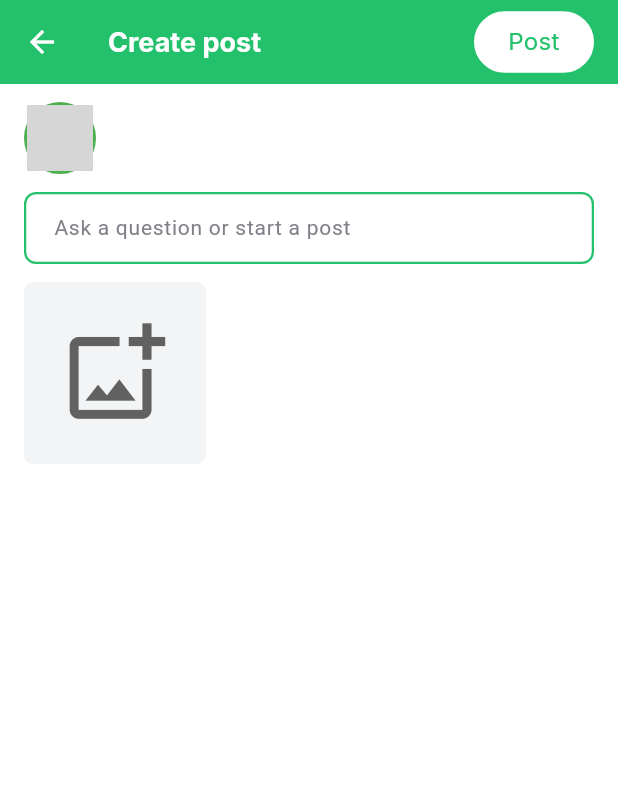
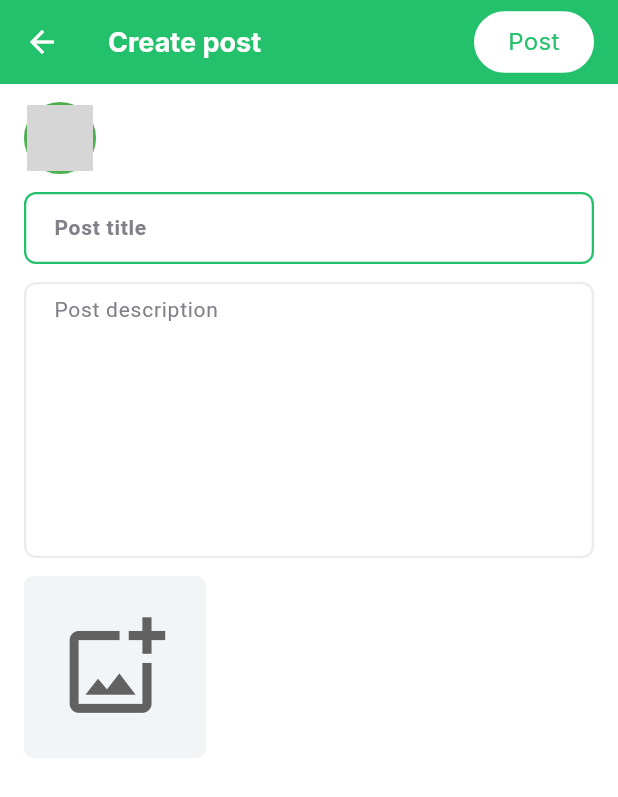
Before and after one commit to MinhNhatQA15101910/se121.badcourt, a Flutter app: the CreatePostScreen screen opened by its route, on a phone screen of 412 x 824 dp. Shown: the top 797 px of the screen. Run offline on Flutter 3.47's test engine with Material 3 defaults, Android fonts, the phone set to English and light mode, and no system bars; our stand-ins replace carousel_slider, dotted_line, email_validator, file_picker, flutter_dotenv, flutter_rating_bar and 10 more; missing offline and left inert: cloudinary_public, flutter_icon_snackbar, vietmap_flutter_gl; accounts and stored records are empty; network calls fail; grey boxes are pictures that could not be loaded.

Commit message:
Update post

```diff
--- a/frontend/lib/constants/global_variables.dart
+++ b/frontend/lib/constants/global_variables.dart
@@ -9,7 +9,7 @@ import 'package:frontend/providers/user_provider.dart';
 import 'package:provider/provider.dart';
 import 'package:provider/single_child_widget.dart';
 
-String uri = 'http://192.168.82.69:3000';
+String uri = 'http://192.168.137.1:3000';
 
 List<SingleChildWidget> providers = [
   ChangeNotifierProvider(
--- a/frontend/lib/features/auth/services/auth_service.dart
+++ b/frontend/lib/features/auth/services/auth_service.dart
@@ -7,7 +7,6 @@ import 'package:frontend/constants/global_variables.dart';
 import 'package:frontend/features/auth/widgets/forgot_password_form.dart';
 import 'package:frontend/features/auth/widgets/login_form.dart';
 import 'package:frontend/features/auth/widgets/pinput_form.dart';
-import 'package:frontend/features/manager/intro_manager/screens/intro_manager_screen.dart';
 import 'package:frontend/features/player/player_bottom_bar.dart';
 import 'package:frontend/features/post/screens/post_screen.dart';
 import 'package:frontend/models/user.dart';
--- a/frontend/lib/features/post/screens/create_post_screen.dart
+++ b/frontend/lib/features/post/screens/create_post_screen.dart
@@ -2,6 +2,7 @@ import 'dart:io';
 
 import 'package:flutter/material.dart';
 import 'package:frontend/common/widgets/custom_button.dart';
+import 'package:frontend/common/widgets/loader.dart';
 import 'package:frontend/constants/global_variables.dart';
 import 'package:frontend/features/post/services/post_service.dart';
 import 'package:frontend/providers/user_provider.dart';
@@ -18,7 +19,9 @@ class CreatePostScreen extends StatefulWidget {
 }
 
 class _CreatePostScreenState extends State<CreatePostScreen> {
-  final TextEditingController _textController = TextEditingController();
+  final TextEditingController _descriptionController = TextEditingController();
+  final TextEditingController _titleController = TextEditingController();
+
   final _postService = PostService();
   final ImagePicker _picker = ImagePicker();
   List<File>? _imageFiles = [];
@@ -33,9 +36,8 @@ class _CreatePostScreenState extends State<CreatePostScreen> {
       await _postService.createPost(
         context,
         _imageFiles!,
-        _textController.text,
-        _textController.text,
-        'dd',
+        _descriptionController.text,
+        _titleController.text,
       );
 
       // Navigate back to the previous screen
@@ -70,7 +72,7 @@ class _CreatePostScreenState extends State<CreatePostScreen> {
   @override
   void initState() {
     super.initState();
-    _textController.addListener(_onTextChanged);
+    _descriptionController.addListener(_onTextChanged);
   }
 
   void _onTextChanged() {
@@ -79,7 +81,7 @@ class _CreatePostScreenState extends State<CreatePostScreen> {
 
   @override
   void dispose() {
-    _textController.dispose();
+    _descriptionController.dispose();
     super.dispose();
   }
 
@@ -87,7 +89,9 @@ class _CreatePostScreenState extends State<CreatePostScreen> {
   Widget build(BuildContext context) {
     final userProvider = context.watch<UserProvider>();
 
-    return SafeArea(
+    return Stack(
+      children: [
+        SafeArea(
           child: Scaffold(
             appBar: AppBar(
               backgroundColor: GlobalVariables.green,
@@ -142,8 +146,7 @@ class _CreatePostScreenState extends State<CreatePostScreen> {
                             radius: 25,
                           ),
                         ),
-                    const SizedBox(width: 12), // Space between avatar and name
-                    // Name in the same row as avatar
+                        const SizedBox(width: 12),
                         _customText(
                           userProvider.user.username,
                           16,
@@ -152,38 +155,34 @@ class _CreatePostScreenState extends State<CreatePostScreen> {
                         ),
                       ],
                     ),
-                SizedBox(
-                  height: 12,
-                ),
+                    SizedBox(height: 12),
                     TextField(
-                  controller: _textController,
+                      controller: _descriptionController,
                       style: TextStyle(
                         fontSize: 14,
-                    fontWeight: FontWeight.w400,
+                        fontWeight: FontWeight.w600,
                         color: GlobalVariables.blackGrey,
                       ),
                       maxLines: null,
                       minLines: 1,
                       decoration: InputDecoration(
-                    hintText: 'Ask a question or start a post',
+                        hintText: 'Post title',
                         hintStyle: TextStyle(
                           fontSize: 14,
-                      fontWeight: FontWeight.w400,
+                          fontWeight: FontWeight.w600,
                           color: GlobalVariables.darkGrey,
                         ),
                         enabledBorder: OutlineInputBorder(
                           borderRadius: BorderRadius.circular(8),
                           borderSide: BorderSide(
-                        color: GlobalVariables
-                            .green, // Green border when unfocused
+                            color: GlobalVariables.green,
                             width: 1.5,
                           ),
                         ),
                         focusedBorder: OutlineInputBorder(
                           borderRadius: BorderRadius.circular(8),
                           borderSide: BorderSide(
-                        color:
-                            GlobalVariables.green, // Green border when focused
+                            color: GlobalVariables.green,
                             width: 2.0,
                           ),
                         ),
@@ -192,10 +191,55 @@ class _CreatePostScreenState extends State<CreatePostScreen> {
                       ),
                     ),
                     SizedBox(height: 12),
+                    Container(
+                      child: TextFormField(
+                        controller: _titleController,
+                        style: TextStyle(
+                          fontSize: 14,
+                          fontWeight: FontWeight.w400,
+                          color: GlobalVariables.blackGrey,
+                        ),
+                        maxLines: null,
+                        minLines: 8,
+                        decoration: InputDecoration(
+                          hintText: 'Post description',
+                          hintStyle: TextStyle(
+                            fontSize: 14,
+                            fontWeight: FontWeight.w400,
+                            color: GlobalVariables.darkGrey,
+                          ),
+                          border: OutlineInputBorder(
+                            borderRadius: BorderRadius.circular(8),
+                            borderSide: BorderSide(
+                              color: GlobalVariables.grey,
+                              width: 1.5,
+                            ),
+                          ),
+                          enabledBorder: OutlineInputBorder(
+                            borderRadius: BorderRadius.circular(8),
+                            borderSide: BorderSide(
+                              color: GlobalVariables.grey,
+                              width: 1.5,
+                            ),
+                          ),
+                          focusedBorder: OutlineInputBorder(
+                            borderRadius: BorderRadius.circular(8),
+                            borderSide: BorderSide(
+                              color: GlobalVariables.darkGrey,
+                              width: 2.0,
+                            ),
+                          ),
+                          contentPadding:
+                              EdgeInsets.symmetric(horizontal: 16, vertical: 8),
+                        ),
+                      ),
+                    ),
+                    SizedBox(height: 12),
                     GridView.builder(
                       shrinkWrap: true,
                       physics: const NeverScrollableScrollPhysics(),
-                  gridDelegate: const SliverGridDelegateWithFixedCrossAxisCount(
+                      gridDelegate:
+                          const SliverGridDelegateWithFixedCrossAxisCount(
                         crossAxisCount: 3,
                         crossAxisSpacing: 8,
                         mainAxisSpacing: 8,
@@ -252,7 +296,8 @@ class _CreatePostScreenState extends State<CreatePostScreen> {
                                       Icons.close,
                                       shadows: <Shadow>[
                                         Shadow(
-                                        color: Colors.black, blurRadius: 15.0)
+                                            color: Colors.black,
+                                            blurRadius: 15.0)
                                       ],
                                       size: 20,
                                       color: Colors.white,
@@ -270,6 +315,21 @@ class _CreatePostScreenState extends State<CreatePostScreen> {
               ),
             ),
           ),
+        ),
+        // Loader overlay when _isLoading is true
+        if (_isLoading)
+          Stack(
+            children: [
+              Container(
+                color:
+                    Colors.black.withOpacity(0.3), // Semi-transparent barrier
+              ),
+              const Center(
+                child: Loader(),
+              ),
+            ],
+          ),
+      ],
     );
   }
 
--- a/frontend/lib/features/post/screens/post_screen.dart
+++ b/frontend/lib/features/post/screens/post_screen.dart
@@ -4,7 +4,6 @@ import 'package:flutter/widgets.dart';
 import 'package:frontend/common/widgets/custom_container.dart';
 import 'package:frontend/constants/global_variables.dart';
 import 'package:frontend/features/post/screens/create_post_screen.dart';
-import 'package:frontend/features/post/services/post_service.dart';
 import 'package:frontend/features/post/widgets/post_form.dart';
 import 'package:frontend/providers/user_provider.dart';
 import 'package:google_fonts/google_fonts.dart';
```
Also changed, not shown: frontend/lib/features/post/services/post_service.dart (+28 -38 lines). Lines whose indentation alone changed are shown as unchanged.
